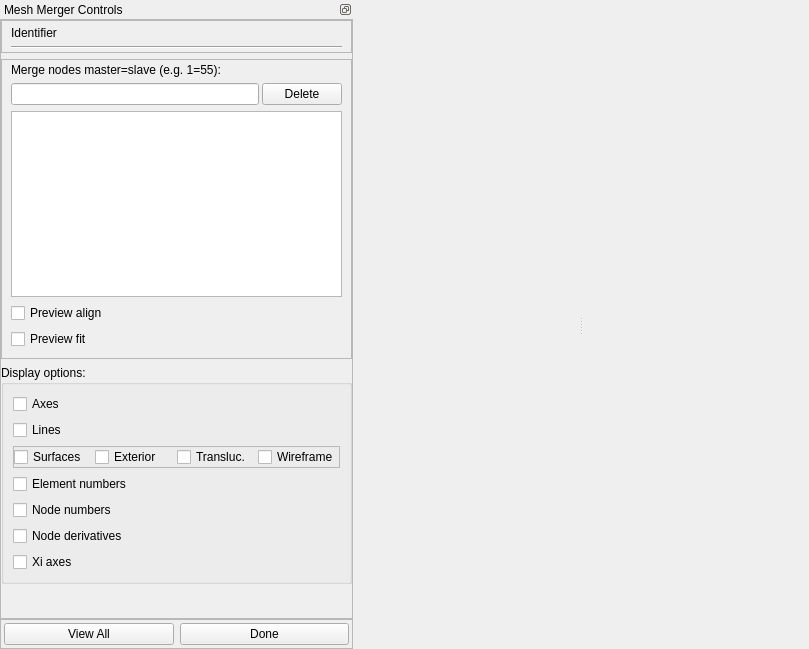
Before: the Qt Designer form mapclientplugins/meshmergerstep/qt/meshmergerwidget.ui in ABI-Software/mapclientplugins.meshmergerstep, drawn with Qt 5.
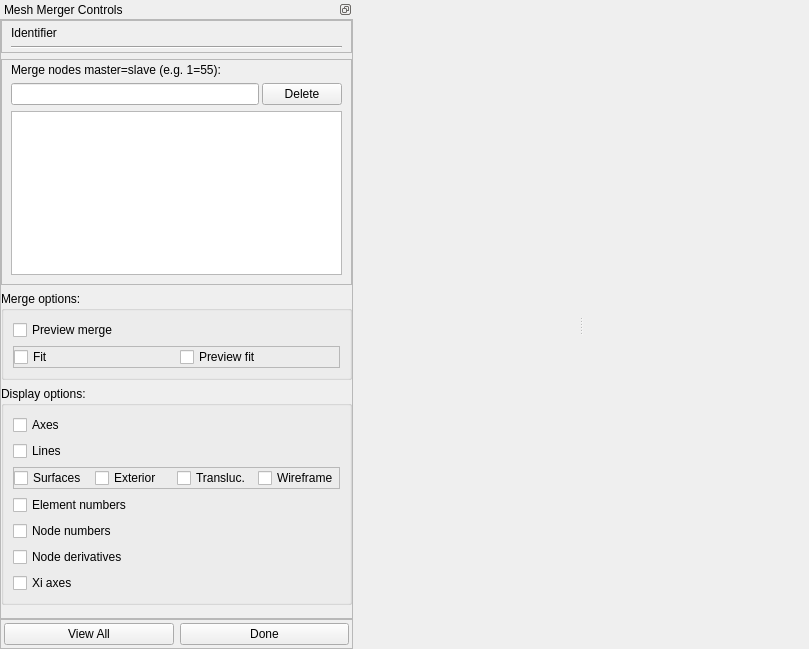
After: the same form once the commit is applied. Custom widgets are drawn as their Qt base class.

Commit message: Add preview merge and fit/preview fit controls

The edit to the form file:
```diff
--- a/mapclientplugins/meshmergerstep/qt/meshmergerwidget.ui
+++ b/mapclientplugins/meshmergerstep/qt/meshmergerwidget.ui
@@ -89,7 +89,7 @@
             <x>0</x>
             <y>0</y>
             <width>364</width>
-            <height>564</height>
+            <height>585</height>
            </rect>
           </property>
           <property name="sizePolicy">
@@ -143,7 +143,7 @@
               </widget>
              </item>
              <item>
-              <widget class="QFrame" name="mergeOptions_frame">
+              <widget class="QFrame" name="mergeNodes_frame">
                <property name="frameShape">
                 <enum>QFrame::StyledPanel</enum>
                </property>
@@ -190,10 +190,38 @@
                   </property>
                  </widget>
                 </item>
+               </layout>
+              </widget>
+             </item>
                 <item>
-                 <widget class="QCheckBox" name="previewAlign_checkBox">
+              <widget class="QGroupBox" name="mergeOptions_groupBox">
+               <property name="title">
+                <string>Merge options:</string>
+               </property>
+               <layout class="QGridLayout" name="gridLayout">
+                <item row="0" column="0">
+                 <widget class="QCheckBox" name="previewMerge_checkBox">
                   <property name="text">
-                   <string>Preview align</string>
+                   <string>Preview merge</string>
+                  </property>
+                 </widget>
+                </item>
+                <item row="1" column="0">
+                 <widget class="QFrame" name="fit_frame">
+                  <property name="frameShape">
+                   <enum>QFrame::StyledPanel</enum>
+                  </property>
+                  <property name="frameShadow">
+                   <enum>QFrame::Raised</enum>
+                  </property>
+                  <layout class="QHBoxLayout" name="horizontalLayout_6">
+                   <property name="margin">
+                    <number>0</number>
+                   </property>
+                   <item>
+                    <widget class="QCheckBox" name="fit_checkBox">
+                     <property name="text">
+                      <string>Fit</string>
                   </property>
                  </widget>
                 </item>
@@ -202,6 +230,9 @@
                   <property name="text">
                    <string>Preview fit</string>
                   </property>
+                    </widget>
+                   </item>
+                  </layout>
                  </widget>
                 </item>
                </layout>
```
Lines whose indentation alone changed are shown as unchanged. The commit also changes 3 other files.
